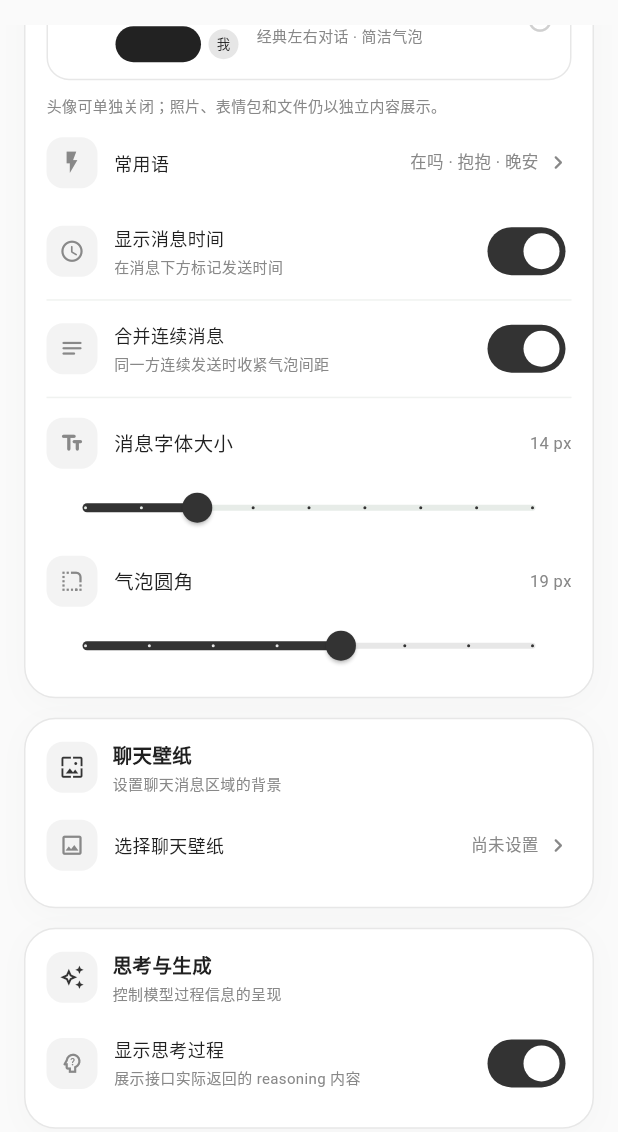
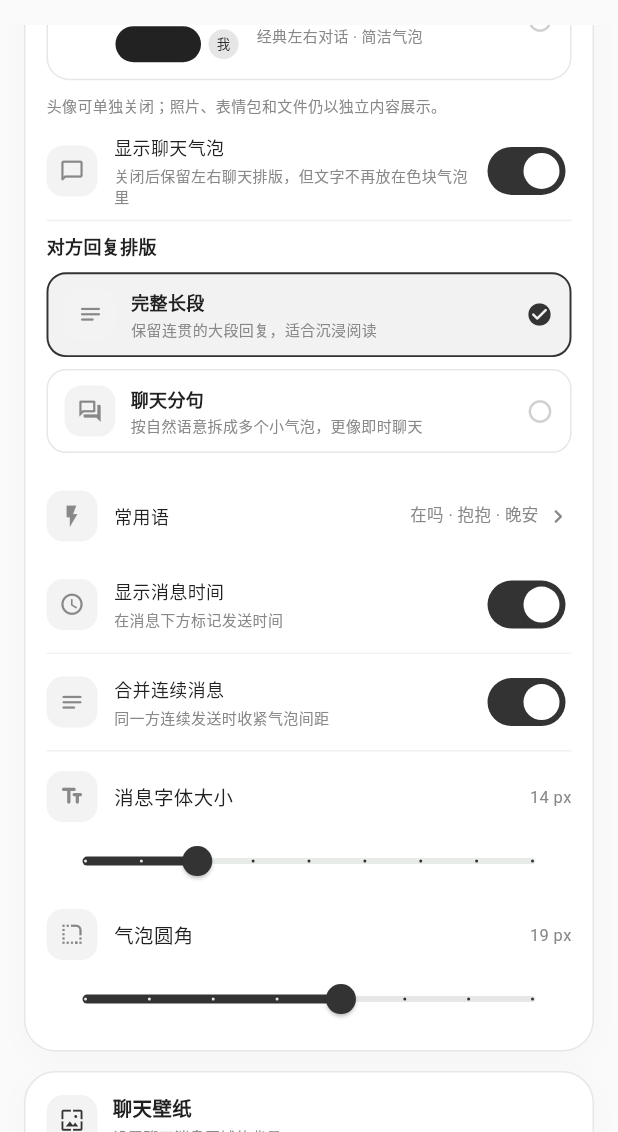
Before and after one commit to water1014/phone, a Flutter app: the ChatSettingsPage screen opened by its route, scrolled down 576 dp, on a phone screen of 412 x 824 dp, the part 104-1236 px from its top. Run offline on Flutter 3.47's test engine with Material 3 defaults, Android fonts, the phone set to English and light mode, and no system bars; our stand-ins replace audio_service, dio, file_picker, flutter_riverpod, flutter_secure_storage, go_router and 7 more; missing offline and left inert: encrypt, gal, record; accounts and stored records are empty.

Commit message:
feat(chat): add no-bubble and split-reply settings

```diff
--- a/flutter_app/lib/features/chat/chat_settings_page.dart
+++ b/flutter_app/lib/features/chat/chat_settings_page.dart
@@ -95,6 +95,17 @@ class ChatSettingsPage extends StatelessWidget {
                   _BubbleStylePicker(
                     selected: prefs.bubbleStyle,
                     onChanged: (v) => _update(prefs.copyWith(bubbleStyle: v)),
+                  ),
+                  _PreferenceSwitch(
+                    icon: Icons.chat_bubble_outline_rounded,
+                    title: '显示聊天气泡',
+                    subtitle: '关闭后保留左右聊天排版，但文字不再放在色块气泡里',
+                    value: prefs.showBubbles,
+                    onChanged: (v) => _update(prefs.copyWith(showBubbles: v)),
+                  ),
+                  _ReplyLayoutPicker(
+                    selected: prefs.replyLayout,
+                    onChanged: (v) => _update(prefs.copyWith(replyLayout: v)),
                   ),
                   _SettingsAction(
                     icon: Icons.flash_on_outlined,
@@ -543,6 +554,63 @@ class _SettingsAction extends StatelessWidget {
   );
 }
 
+class _ReplyLayoutPicker extends StatelessWidget {
+  const _ReplyLayoutPicker({required this.selected, required this.onChanged});
+  final int selected;
+  final ValueChanged<int> onChanged;
+
+  @override
+  Widget build(BuildContext context) {
+    final options = [
+      (value: 0, icon: Icons.notes_rounded, title: '完整长段', subtitle: '保留连贯的大段回复，适合沉浸阅读'),
+      (value: 1, icon: Icons.forum_outlined, title: '聊天分句', subtitle: '按自然语意拆成多个小气泡，更像即时聊天'),
+    ];
+    return Padding(
+      padding: const EdgeInsets.only(top: 8, bottom: 7),
+      child: Column(
+        crossAxisAlignment: CrossAxisAlignment.start,
+        children: [
+          const Padding(
+            padding: EdgeInsets.only(bottom: 9),
+            child: Text('对方回复排版', style: TextStyle(fontSize: 12, fontWeight: FontWeight.w600, color: _ink)),
+          ),
+          ...options.map((option) {
+            final active = selected == option.value;
+            return Padding(
+              padding: const EdgeInsets.only(bottom: 8),
+              child: InkWell(
+                onTap: () => onChanged(option.value),
+                borderRadius: BorderRadius.circular(13),
+                child: Container(
+                  padding: const EdgeInsets.symmetric(horizontal: 11, vertical: 10),
+                  decoration: BoxDecoration(
+                    color: active ? const Color(0xFFF2F2F2) : Colors.white,
+                    borderRadius: BorderRadius.circular(13),
+                    border: Border.all(color: active ? _accent : _line, width: active ? 1.3 : 1),
+                  ),
+                  child: Row(children: [
+                    _SettingIcon(icon: option.icon),
+                    const SizedBox(width: 10),
+                    Expanded(child: Column(
+                      crossAxisAlignment: CrossAxisAlignment.start,
+                      children: [
+                        Text(option.title, style: const TextStyle(fontSize: 12, fontWeight: FontWeight.w600, color: _ink)),
+                        const SizedBox(height: 3),
+                        Text(option.subtitle, style: const TextStyle(fontSize: 10, color: _muted)),
+                      ],
+                    )),
+                    Icon(active ? Icons.check_circle_rounded : Icons.circle_outlined, size: 18, color: active ? _accent : const Color(0xFFD0D0D0)),
+                  ]),
+                ),
+              ),
+            );
+          }),
+        ],
+      ),
+    );
+  }
+}
+
 class _BubbleStylePicker extends StatelessWidget {
   const _BubbleStylePicker({required this.selected, required this.onChanged});
   final int selected;
```
